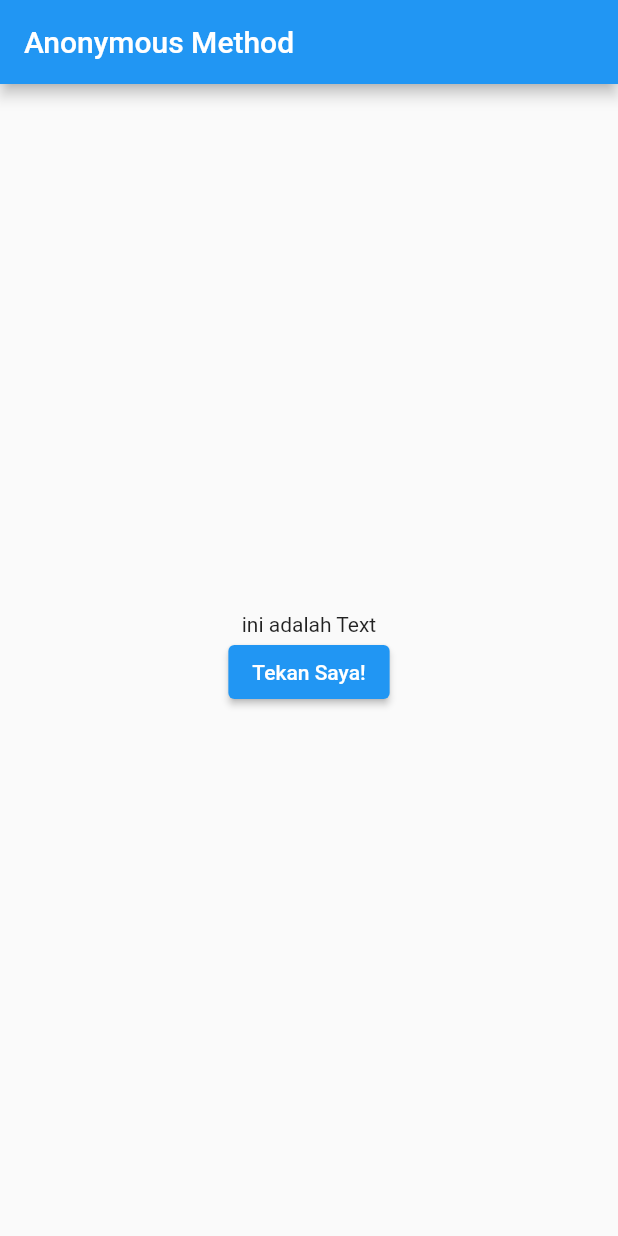
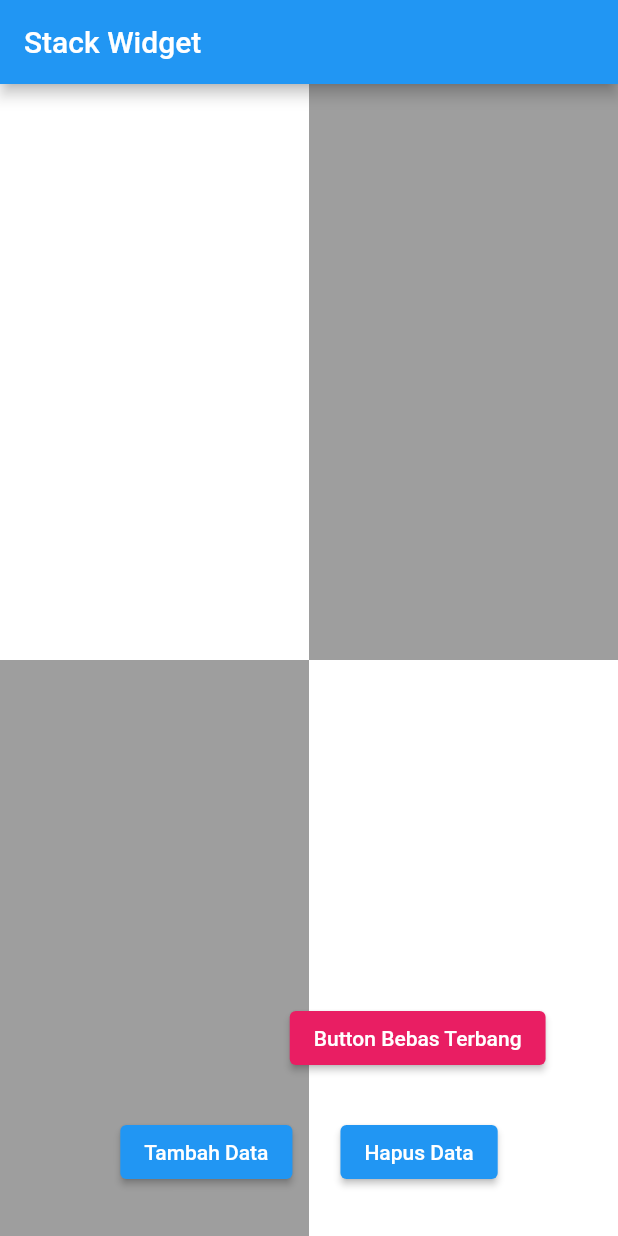
Before and after one commit to raihanromzi/flutter-lab, a Flutter app: the screen it shows after launch, on a phone screen of 412 x 824 dp. Run offline on Flutter 3.47's test engine with Material 2 defaults, Android fonts, the phone set to English and light mode, and no system bars.

Commit message:
stack widget

```diff
--- a/lib/main.dart
+++ b/lib/main.dart
@@ -1,5 +1,5 @@
 import 'package:flutter/material.dart';
-import 'pages/anonymous_method.dart';
+import 'pages/stack.dart';
 
 void main() {
   runApp(const MyApp());
@@ -11,7 +11,7 @@ class MyApp extends StatelessWidget {
   @override
   Widget build(BuildContext context) {
     return const MaterialApp(
-      home: AnonymousMethod(),
+      home: StackWidget(),
     );
   }
 }
--- /dev/null
+++ b/lib/pages/animated_container.dart
@@ -0,0 +1,36 @@
+import 'dart:math';
+
+import 'package:flutter/material.dart';
+
+class AnimatedContainerWidget extends StatefulWidget {
+  const AnimatedContainerWidget({Key? key}) : super(key: key);
+
+  @override
+  State<AnimatedContainerWidget> createState() => _AnimatedContainerWidget();
+}
+
+class _AnimatedContainerWidget extends State<AnimatedContainerWidget> {
+  Random random = Random();
+
+  @override
+  Widget build(BuildContext context) {
+    return MaterialApp(
+      home: Scaffold(
+          appBar: AppBar(
+            title: Text('Animated Container'),
+          ),
+          body: Center(
+            child: GestureDetector(
+              onDoubleTap: () => {setState((() => {}))},
+              child: AnimatedContainer(
+                duration: Duration(milliseconds: 500),
+                width: 50.0 + random.nextInt(101),
+                height: 50.0 + random.nextInt(101),
+                color: Color.fromARGB(255, random.nextInt(256),
+                    random.nextInt(256), random.nextInt(256)),
+              ),
+            ),
+          )),
+    );
+  }
+}
--- /dev/null
+++ b/lib/pages/list_listview.dart
@@ -0,0 +1,58 @@
+import 'package:flutter/material.dart';
+
+class ListListView extends StatefulWidget {
+  const ListListView({Key? key}) : super(key: key);
+
+  @override
+  State<ListListView> createState() => _ListListViewState();
+}
+
+class _ListListViewState extends State<ListListView> {
+  List<Widget> widgets = [];
+  int counter = 1;
+
+  @override
+  Widget build(BuildContext context) {
+    return MaterialApp(
+      home: Scaffold(
+        appBar: AppBar(
+          title: const Text('List ListView'),
+        ),
+        body: ListView(children: <Widget>[
+          Container(
+            margin: EdgeInsets.only(top: 32),
+            child: Row(
+              mainAxisAlignment: MainAxisAlignment.spaceEvenly,
+              children: <Widget>[
+                ElevatedButton(
+                    onPressed: (() => setState(() {
+                          widgets.add(Text(
+                            'Data ke ${counter++}',
+                            style: TextStyle(
+                                fontSize: 40,
+                                fontFamily: 'RobotoMono',
+                                color: Colors.amber),
+                          ));
+                        })),
+                    child: Text('Tambah Data')),
+                ElevatedButton(
+                    onPressed: (() => setState(() {
+                          widgets.removeLast();
+                          counter--;
+                        })),
+                    child: Text('Hapus Data'))
+              ],
+            ),
+          ),
+          Container(
+            margin: EdgeInsets.only(top: 64),
+            child: Column(
+              crossAxisAlignment: CrossAxisAlignment.center,
+              children: widgets,
+            ),
+          )
+        ]),
+      ),
+    );
+  }
+}
--- /dev/null
+++ b/lib/pages/stack.dart
@@ -0,0 +1,125 @@
+import 'package:flutter/material.dart';
+
+class StackWidget extends StatefulWidget {
+  const StackWidget({Key? key}) : super(key: key);
+
+  @override
+  State<StackWidget> createState() => _StackWidgetState();
+}
+
+class _StackWidgetState extends State<StackWidget> {
+  int counter = 1;
+  List<Widget> widgets = [];
+  @override
+  Widget build(BuildContext context) {
+    return MaterialApp(
+        home: Scaffold(
+      appBar: AppBar(
+        title: Text('Stack Widget'),
+      ),
+      body: Stack(
+        children: <Widget>[
+          // Background
+          // ListView
+          // Button
+          Column(
+            children: <Widget>[
+              Flexible(
+                child: Row(
+                  children: [
+                    Flexible(
+                        flex: 1,
+                        child: Container(
+                          color: Colors.white,
+                        )),
+                    Flexible(
+                        flex: 1,
+                        child: Container(
+                          color: Colors.grey,
+                        )),
+                  ],
+                ),
+              ),
+              Flexible(
+                  child: Row(
+                children: <Widget>[
+                  Flexible(
+                      flex: 1,
+                      child: Container(
+                        color: Colors.grey,
+                      )),
+                  Flexible(
+                      flex: 1,
+                      child: Container(
+                        color: Colors.white,
+                      )),
+                ],
+              ))
+            ],
+          ),
+          ListView(children: [
+            Container(
+              margin: EdgeInsets.only(top: 32),
+              padding: EdgeInsets.only(bottom: 100),
+              child: Column(
+                crossAxisAlignment: CrossAxisAlignment.center,
+                children: widgets,
+              ),
+            ),
+          ]),
+          Container(
+            margin: EdgeInsets.all(32),
+            child: Column(
+              mainAxisAlignment: MainAxisAlignment.end,
+              children: [
+                Row(
+                  mainAxisAlignment: MainAxisAlignment.center,
+                  children: <Widget>[
+                    Container(
+                      margin: EdgeInsets.only(right: 16),
+                      child: ElevatedButton(
+                          onPressed: (() => setState(() {
+                                widgets.add(Text(
+                                  'Data ke ${counter++}',
+                                  style: TextStyle(
+                                      fontSize: 40,
+                                      fontFamily: 'RobotoMono',
+                                      fontStyle: FontStyle.italic,
+                                      fontWeight: FontWeight.w700,
+                                      color: Colors.amber),
+                                ));
+                              })),
+                          child: Text(
+                            'Tambah Data',
+                          )),
+                    ),
+                    Container(
+                      margin: EdgeInsets.only(left: 16),
+                      child: ElevatedButton(
+                          onPressed: (() => setState(() {
+                                widgets.removeLast();
+                                counter--;
+                              })),
+                          child: Text(
+                            'Hapus Data',
+                          )),
+                    ),
+                  ],
+                ),
+              ],
+            ),
+          ),
+          Align(
+              alignment: Alignment(0.6, 0.7),
+              child: ElevatedButton(
+                onPressed: (() => setState(() {
+                      widgets.length;
+                    })),
+                child: Text('Button Bebas Terbang'),
+                style: ElevatedButton.styleFrom(primary: Colors.pink),
+              ))
+        ],
+      ),
+    ));
+  }
+}
```
Also changed, not shown: lib/pages/flexible_layout.dart (added, +53 -0 lines), lib/pages/textstyle.dart (added, +30 -0 lines), pubspec.yaml (+7 -70 lines), fonts/RobotoMono-Bold.ttf (added), fonts/RobotoMono-Regular.ttf (added), pubspec.lock.
